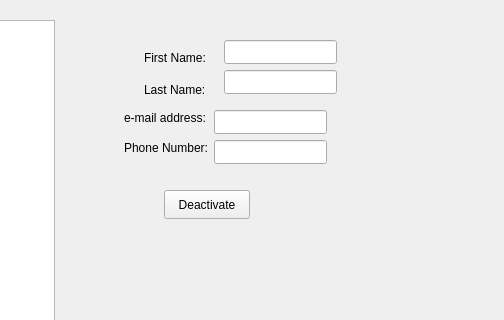
The window that SquareHackathon/mainwindow.ui (rbrueda/System-of-Style) describes before a commit, drawn with Qt 5; both pictures show x 296 to 800 and y 0 to 320 of the 800 by 600 pixel window.
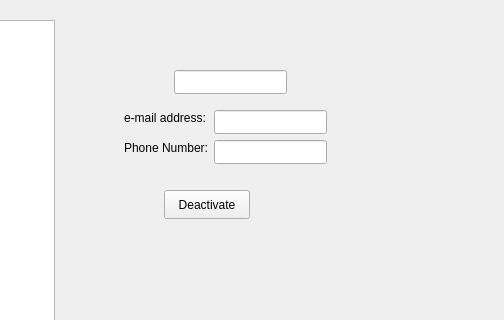
The same window after the commit.

Commit message: Deactivate Button

The edit to the form file:
```diff
--- a/SquareHackathon/mainwindow.ui
+++ b/SquareHackathon/mainwindow.ui
@@ -159,19 +159,6 @@
       <bool>true</bool>
      </property>
     </widget>
-    <widget class="QLabel" name="txt_LastNameProfile">
-     <property name="geometry">
-      <rect>
-       <x>40</x>
-       <y>50</y>
-       <width>61</width>
-       <height>20</height>
-      </rect>
-     </property>
-     <property name="text">
-      <string>Last Name:</string>
-     </property>
-    </widget>
     <widget class="QLineEdit" name="phoneNumberProfile">
      <property name="geometry">
       <rect>
@@ -188,33 +175,7 @@
     <widget class="QLineEdit" name="firstNameProfile">
      <property name="geometry">
       <rect>
-       <x>120</x>
-       <y>10</y>
-       <width>113</width>
-       <height>24</height>
-      </rect>
-     </property>
-     <property name="readOnly">
-      <bool>true</bool>
-     </property>
-    </widget>
-    <widget class="QLabel" name="txt_FirstNameProfile">
-     <property name="geometry">
-      <rect>
-       <x>40</x>
-       <y>20</y>
-       <width>71</width>
-       <height>16</height>
-      </rect>
-     </property>
-     <property name="text">
-      <string>First Name:</string>
-     </property>
-    </widget>
-    <widget class="QLineEdit" name="lastNameProfile">
-     <property name="geometry">
-      <rect>
-       <x>120</x>
+       <x>70</x>
        <y>40</y>
        <width>113</width>
        <height>24</height>
```
Left out of the diff: 6 changed lines with no effect on the pictures. The commit also changes 2 other files.
